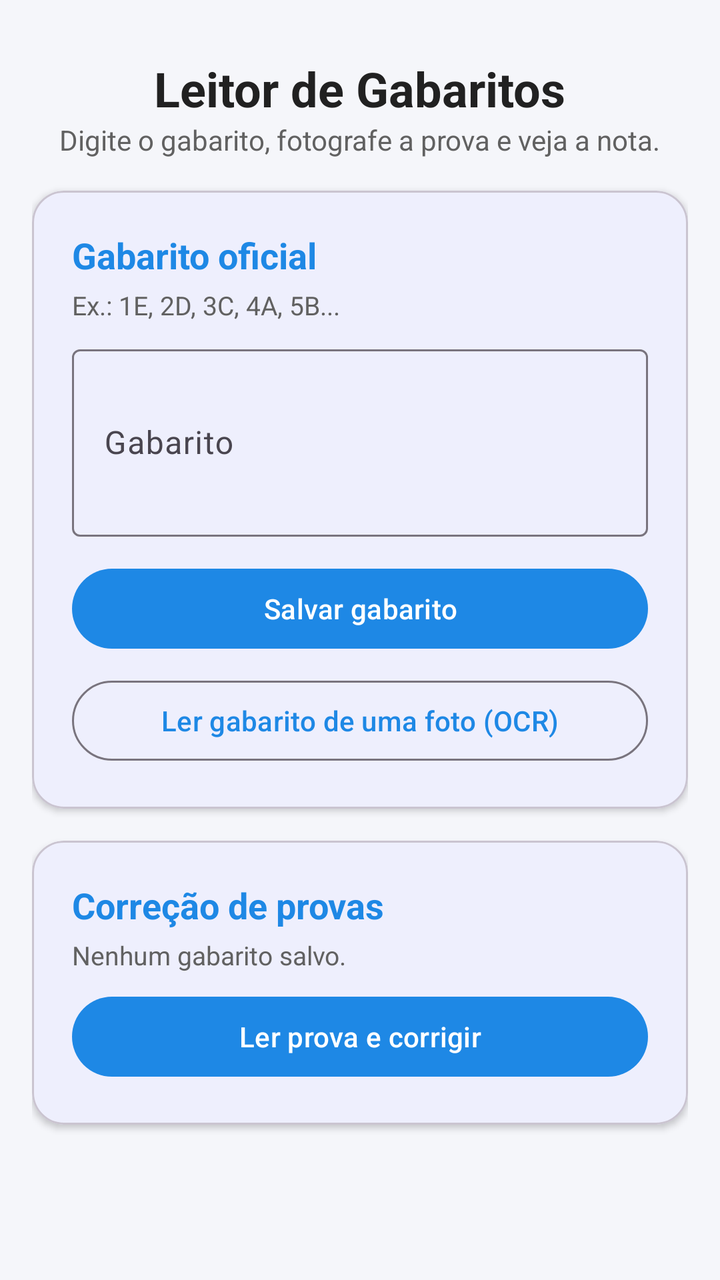
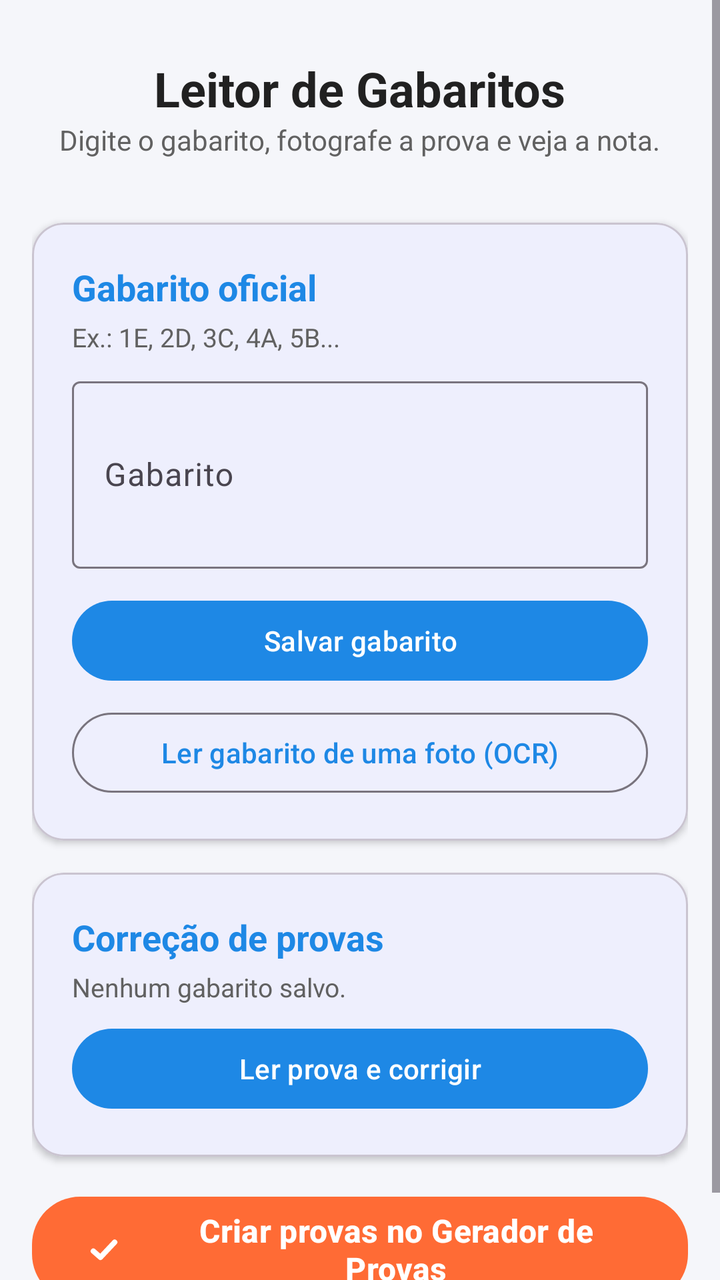

Before-and-after screenshots of an Android layout around one commit, followed by the original layout XML and the change that was made.
<!-- AndroidManifest.xml: application theme Theme.LeitorGabarito -->
<!-- res/layout/fragment_home.xml -->
<?xml version="1.0" encoding="utf-8"?>
<ScrollView xmlns:android="http://schemas.android.com/apk/res/android"
    xmlns:app="http://schemas.android.com/apk/res-auto"
    android:layout_width="match_parent"
    android:layout_height="match_parent"
    android:fillViewport="true">

    <LinearLayout
        android:layout_width="match_parent"
        android:layout_height="wrap_content"
        android:orientation="vertical"
        android:padding="16dp">

        <TextView
            android:layout_width="wrap_content"
            android:layout_height="wrap_content"
            android:layout_gravity="center_horizontal"
            android:layout_marginTop="12dp"
            android:text="Leitor de Gabaritos"
            android:textColor="@color/text_primary"
            android:textSize="24sp"
            android:textStyle="bold" />

        <TextView
            android:layout_width="wrap_content"
            android:layout_height="wrap_content"
            android:layout_gravity="center_horizontal"
            android:layout_marginBottom="16dp"
            android:text="Digite o gabarito, fotografe a prova e veja a nota."
            android:textColor="@color/text_secondary"
            android:textSize="14sp" />

        <com.google.android.material.card.MaterialCardView
            android:layout_width="match_parent"
            android:layout_height="wrap_content"
            android:layout_marginBottom="16dp"
            app:cardCornerRadius="16dp"
            app:cardElevation="2dp">

            <LinearLayout
                android:layout_width="match_parent"
                android:layout_height="wrap_content"
                android:orientation="vertical"
                android:padding="20dp">

                <TextView
                    android:layout_width="wrap_content"
                    android:layout_height="wrap_content"
                    android:text="Gabarito oficial"
                    android:textColor="@color/primary"
                    android:textSize="18sp"
                    android:textStyle="bold" />

                <TextView
                    android:layout_width="wrap_content"
                    android:layout_height="wrap_content"
                    android:layout_marginTop="4dp"
                    android:layout_marginBottom="8dp"
                    android:text="Ex.: 1E, 2D, 3C, 4A, 5B..."
                    android:textColor="@color/text_secondary"
                    android:textSize="13sp" />

                <com.google.android.material.textfield.TextInputLayout
                    android:layout_width="match_parent"
                    android:layout_height="wrap_content"
                    app:boxBackgroundMode="outline"
                    android:hint="Gabarito">

                    <com.google.android.material.textfield.TextInputEditText
                        android:id="@+id/inputKey"
                        android:layout_width="match_parent"
                        android:layout_height="wrap_content"
                        android:inputType="textMultiLine"
                        android:minLines="3"
                        android:textSize="16sp" />
                </com.google.android.material.textfield.TextInputLayout>

                <Button
                    android:id="@+id/btnSaveKey"
                    android:layout_width="match_parent"
                    android:layout_height="wrap_content"
                    android:layout_marginTop="12dp"
                    android:text="Salvar gabarito" />

                <Button
                    android:id="@+id/btnScanKey"
                    style="@style/Widget.Material3.Button.OutlinedButton"
                    android:layout_width="match_parent"
                    android:layout_height="wrap_content"
                    android:layout_marginTop="8dp"
                    android:text="Ler gabarito de uma foto (OCR)" />

                <TextView
                    android:id="@+id/txtKeyStatus"
                    android:layout_width="wrap_content"
                    android:layout_height="wrap_content"
                    android:layout_marginTop="12dp"
                    android:textColor="@color/text_secondary"
                    android:textSize="13sp"
                    android:visibility="gone" />
            </LinearLayout>
        </com.google.android.material.card.MaterialCardView>

        <com.google.android.material.card.MaterialCardView
            android:layout_width="match_parent"
            android:layout_height="wrap_content"
            app:cardCornerRadius="16dp"
            app:cardElevation="2dp">

            <LinearLayout
                android:layout_width="match_parent"
                android:layout_height="wrap_content"
                android:orientation="vertical"
                android:padding="20dp">

                <TextView
                    android:layout_width="wrap_content"
                    android:layout_height="wrap_content"
                    android:text="Correção de provas"
                    android:textColor="@color/primary"
                    android:textSize="18sp"
                    android:textStyle="bold" />

                <TextView
                    android:id="@+id/txtSavedKey"
                    android:layout_width="wrap_content"
                    android:layout_height="wrap_content"
                    android:layout_marginTop="4dp"
                    android:layout_marginBottom="8dp"
                    android:text="Nenhum gabarito salvo."
                    android:textColor="@color/text_secondary"
                    android:textSize="13sp" />

                <Button
                    android:id="@+id/btnCorrigir"
                    android:layout_width="match_parent"
                    android:layout_height="wrap_content"
                    android:text="Ler prova e corrigir" />
            </LinearLayout>
        </com.google.android.material.card.MaterialCardView>
    </LinearLayout>
</ScrollView>
<!-- resources referenced by this layout -->
<resources>
  <color name="primary">#1E88E5</color>
  <color name="text_primary">#212121</color>
  <color name="text_secondary">#616161</color>
  <style name="Theme.LeitorGabarito" parent="Theme.Material3.Light.NoActionBar">
          <item name="colorPrimary">@color/primary</item>
          <item name="colorOnPrimary">@color/white</item>
          <item name="colorSecondary">@color/accent</item>
          <item name="android:statusBarColor">@color/primary_dark</item>
          <item name="android:windowBackground">@color/background</item>
      </style>
  <color name="white">#FFFFFF</color>
  <color name="accent">#FFB300</color>
  <color name="primary_dark">#1565C0</color>
  <color name="background">#F5F6FA</color>
</resources>

<!-- the commit's change to res/layout/fragment_home.xml (unified diff, before → after) -->
@@ -29,6 +29,16 @@
             android:text="Digite o gabarito, fotografe a prova e veja a nota."
             android:textColor="@color/text_secondary"
             android:textSize="14sp" />
+
+        <ImageView
+            android:id="@+id/bannerAd"
+            android:layout_width="match_parent"
+            android:layout_height="wrap_content"
+            android:layout_marginBottom="16dp"
+            android:adjustViewBounds="true"
+            android:scaleType="fitCenter"
+            android:contentDescription="Banner promocional"
+            android:src="@drawable/banner_gerador_provas" />
 
         <com.google.android.material.card.MaterialCardView
             android:layout_width="match_parent"
@@ -104,6 +114,7 @@
         <com.google.android.material.card.MaterialCardView
             android:layout_width="match_parent"
             android:layout_height="wrap_content"
+            android:layout_marginBottom="16dp"
             app:cardCornerRadius="16dp"
             app:cardElevation="2dp">
 
@@ -138,5 +149,20 @@
                     android:text="Ler prova e corrigir" />
             </LinearLayout>
         </com.google.android.material.card.MaterialCardView>
+
+        <com.google.android.material.button.MaterialButton
+            android:id="@+id/btnGeradorProvas"
+            android:layout_width="match_parent"
+            android:layout_height="wrap_content"
+            android:layout_marginBottom="16dp"
+            android:text="Criar provas no Gerador de Provas"
+            android:textSize="16sp"
+            android:textStyle="bold"
+            app:backgroundTint="@color/secondary"
+            app:cornerRadius="24dp"
+            app:icon="@drawable/ic_launcher_foreground"
+            app:iconGravity="start"
+            app:iconPadding="12dp"
+            app:iconSize="24dp" />
     </LinearLayout>
 </ScrollView>
<!-- resource entries referenced after the edit -->
@@ -1,8 +1,58 @@
 <!-- resources referenced by this layout -->
 <resources>
   <color name="primary">#1E88E5</color>
+  <color name="secondary">#FF6B35</color>
   <color name="text_primary">#212121</color>
   <color name="text_secondary">#616161</color>
+  <!-- drawable banner_gerador_provas (drawable) -->
+  <?xml version="1.0" encoding="utf-8"?>
+  <layer-list xmlns:android="http://schemas.android.com/apk/res/android">
+      <item>
+          <shape android:shape="rectangle">
+              <gradient
+                  android:angle="45"
+                  android:startColor="#FF6B35"
+                  android:endColor="#F7931E"
+                  android:type="linear" />
+              <corners android:radius="16dp" />
+          </shape>
+      </item>
+      <item android:left="16dp" android:right="16dp" android:top="16dp" android:bottom="16dp">
+          <layer-list>
+              <item android:gravity="center_vertical" android:width="60dp" android:height="60dp">
+                  <bitmap android:src="@mipmap/ic_launcher" android:gravity="center" />
+              </item>
+              <item android:gravity="center" android:left="70dp">
+                  <layer-list>
+                      <item>
+                          <shape android:shape="rectangle">
+                              <solid android:color="#FFFFFF" />
+                              <corners android:radius="8dp" />
+                          </shape>
+                      </item>
+                      <item android:left="12dp" android:right="12dp" android:top="8dp" android:bottom="8dp">
+                          <text android:text="🎯 Crie suas provas online!" android:textColor="#FF6B35" android:textSize="18sp" android:textStyle="bold" android:gravity="center" />
+                      </item>
+                  </layer-list>
+              </item>
+          </layer-list>
+      </item>
+  </layer-list>
+  <!-- drawable ic_launcher_foreground (drawable) -->
+  <?xml version="1.0" encoding="utf-8"?>
+  <vector xmlns:android="http://schemas.android.com/apk/res/android"
+      android:width="108dp"
+      android:height="108dp"
+      android:viewportWidth="108"
+      android:viewportHeight="108">
+      <path
+          android:pathData="M30,58 L46,72 L78,38"
+          android:strokeColor="#FFFFFF"
+          android:strokeWidth="12"
+          android:strokeLineCap="round"
+          android:strokeLineJoin="round"
+          android:fillColor="#00000000" />
+  </vector>
   <style name="Theme.LeitorGabarito" parent="Theme.Material3.Light.NoActionBar">
           <item name="colorPrimary">@color/primary</item>
           <item name="colorOnPrimary">@color/white</item>
